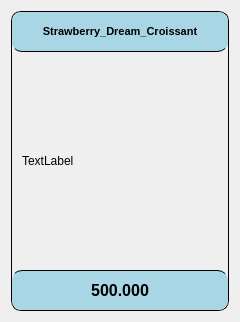
yuukun123/bakery-management-system, file UI/forms/employee/product_card.ui: the form before one commit.
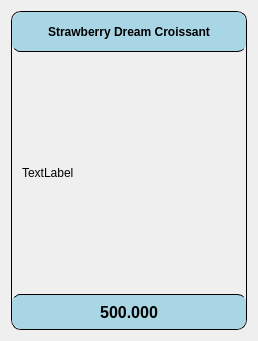
The form after the commit.

What changed in the file:
```diff
--- a/UI/forms/employee/product_card.ui
+++ b/UI/forms/employee/product_card.ui
@@ -6,8 +6,8 @@
    <rect>
     <x>0</x>
     <y>0</y>
-    <width>240</width>
-    <height>322</height>
+    <width>258</width>
+    <height>341</height>
    </rect>
   </property>
   <property name="windowTitle">
@@ -55,7 +55,7 @@
         </property>
         <property name="font">
          <font>
-          <pointsize>8</pointsize>
+          <pointsize>9</pointsize>
           <weight>75</weight>
           <bold>true</bold>
          </font>
@@ -66,10 +66,12 @@
 border-right: none;
 border-left: none;
 background-color: #a9d6e5;
+border-bottom-left-radius: 8px;
+border-bottom-right-radius: 8px;
 }</string>
         </property>
         <property name="text">
-         <string>Strawberry_Dream_Croissant</string>
+         <string>Strawberry Dream Croissant</string>
         </property>
         <property name="alignment">
          <set>Qt::AlignCenter</set>
@@ -101,13 +103,13 @@
         <property name="minimumSize">
          <size>
           <width>0</width>
-          <height>40</height>
+          <height>30</height>
          </size>
         </property>
         <property name="maximumSize">
          <size>
           <width>16777215</width>
-          <height>40</height>
+          <height>35</height>
          </size>
         </property>
         <property name="font">
@@ -123,6 +125,8 @@
 border-right: none;
 border-left: none;
 background-color: #a9d6e5;
+border-top-left-radius: 8px;
+border-top-right-radius: 8px;
 }</string>
         </property>
         <property name="text">
```
